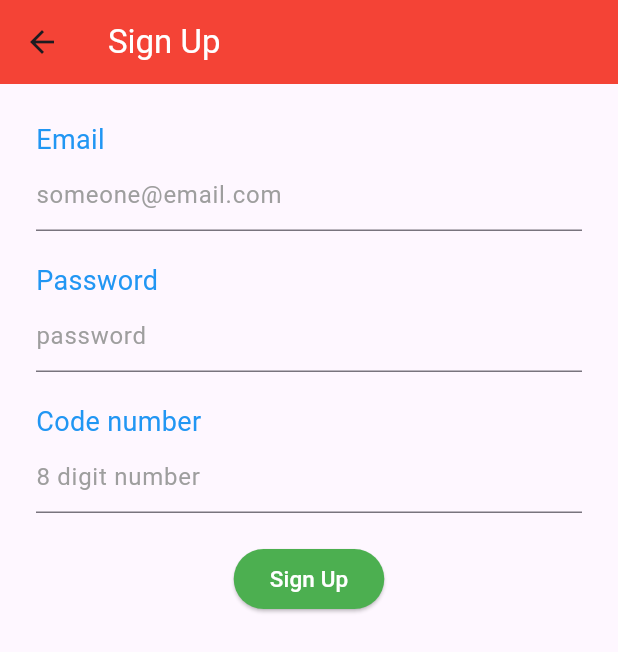
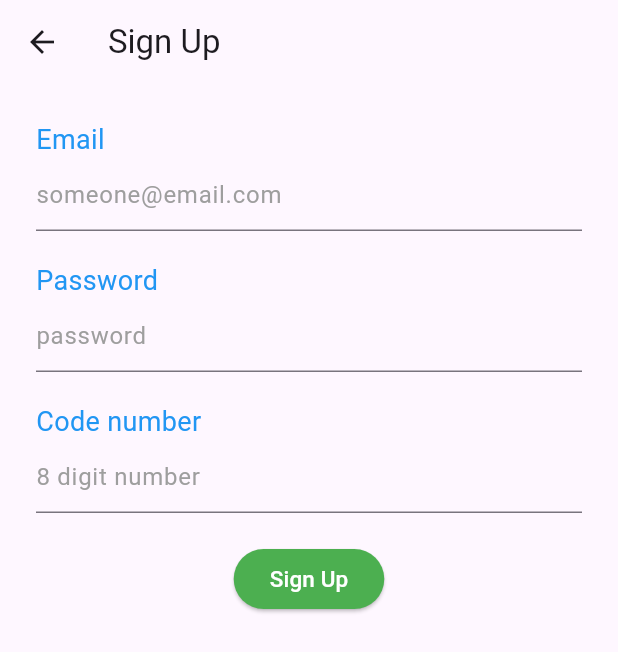
Before and after one commit to tasheera/CVD_Risk_Analyser, a Flutter app: the SignupScreen screen opened directly, on a phone screen of 412 x 824 dp. Shown: the top 652 px of the screen. Run offline on Flutter 3.47's test engine with Material 3 defaults, Android fonts, the phone set to English and light mode, and no system bars; our stand-ins replace cloud_firestore, firebase_auth, firebase_core; accounts and stored records are empty.

Commit message:
remove color of the app bar

```diff
--- a/lib/signup_screen.dart
+++ b/lib/signup_screen.dart
@@ -22,8 +22,7 @@ class _SignupScreenState extends State<SignupScreen> {
     SystemChrome.setPreferredOrientations([DeviceOrientation.portraitUp]);
     return Scaffold(
       appBar: AppBar(
-        title: const Text("Sign Up", style: TextStyle(color: Colors.white),),
-        backgroundColor: Colors.red,
+        title: const Text("Sign Up", ),
       ),
       body: SingleChildScrollView(
         child: Padding(
```
